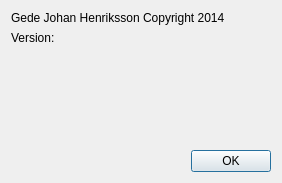
Old version of the form src/aboutdialog.ui in the repository jhn98032/gede.
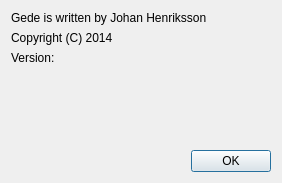
New version of the form.

```diff
--- a/src/aboutdialog.ui
+++ b/src/aboutdialog.ui
@@ -20,7 +20,14 @@
    <item>
     <widget class="QLabel" name="label">
      <property name="text">
-      <string>Gede Johan Henriksson Copyright 2014</string>
+      <string>Gede is written by Johan Henriksson</string>
+     </property>
+    </widget>
+   </item>
+   <item>
+    <widget class="QLabel" name="label_2">
+     <property name="text">
+      <string>Copyright (C) 2014</string>
      </property>
     </widget>
    </item>
```
